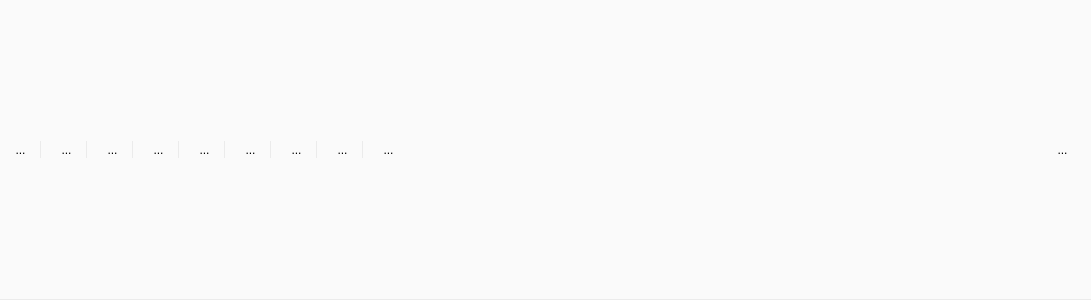
Qt form main/Navbar.ui (Komet/MediaElch) before a commit.
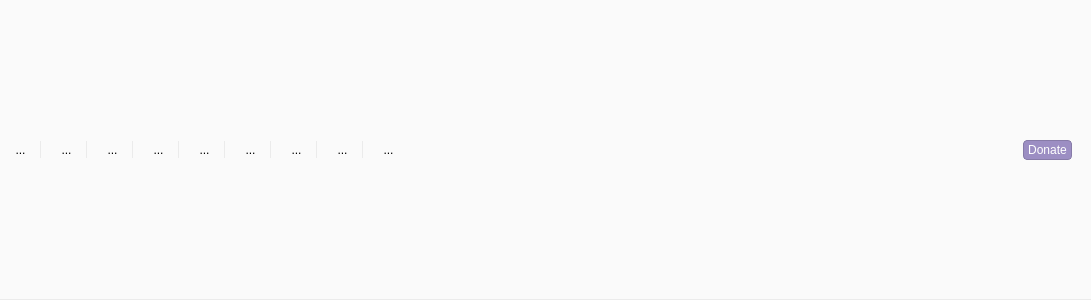
The same form after that commit. Icons and pictures are not drawn. Custom widgets are drawn as their Qt base class.

Commit message: Updated navbar icons

Diff of the .ui file:
```diff
--- a/main/Navbar.ui
+++ b/main/Navbar.ui
@@ -45,7 +45,7 @@
 	border-bottom: 1px solid #ebebeb;
 }</string>
      </property>
-     <layout class="QHBoxLayout" name="horizontalLayout_2" stretch="0,0,0,0,0,0,0,0,0,0,1,0">
+     <layout class="QHBoxLayout" name="horizontalLayout_2" stretch="0,0,0,0,0,0,0,0,0,0,1,0,0">
       <item>
        <widget class="QToolButton" name="btnSearch">
         <property name="toolTip">
@@ -109,26 +109,6 @@
         </property>
        </widget>
       </item>
-      <item>
-       <widget class="QToolButton" name="btnReload">
-        <property name="toolTip">
-         <string>Reload</string>
-        </property>
-        <property name="text">
-         <string>...</string>
-        </property>
-        <property name="icon">
-         <iconset resource="../MediaElch.qrc">
-          <normaloff>:/img/arrow_circle_right.png</normaloff>:/img/arrow_circle_right.png</iconset>
-        </property>
-        <property name="iconSize">
-         <size>
-          <width>20</width>
-          <height>20</height>
-         </size>
-        </property>
-       </widget>
-      </item>
       <item>
        <widget class="QToolButton" name="btnRename">
         <property name="toolTip">
@@ -149,26 +129,6 @@
         </property>
        </widget>
       </item>
-      <item>
-       <widget class="QToolButton" name="btnSettings">
-        <property name="toolTip">
-         <string>Settings</string>
-        </property>
-        <property name="text">
-         <string>...</string>
-        </property>
-        <property name="icon">
-         <iconset resource="../MediaElch.qrc">
-          <normaloff>:/img/spanner.png</normaloff>:/img/spanner.png</iconset>
-        </property>
-        <property name="iconSize">
-         <size>
-          <width>20</width>
-          <height>20</height>
-         </size>
-        </property>
-       </widget>
-      </item>
       <item>
        <widget class="QToolButton" name="btnSync">
         <property name="toolTip">
@@ -209,6 +169,46 @@
         </property>
        </widget>
       </item>
+      <item>
+       <widget class="QToolButton" name="btnReload">
+        <property name="toolTip">
+         <string>Reload</string>
+        </property>
+        <property name="text">
+         <string>...</string>
+        </property>
+        <property name="icon">
+         <iconset resource="../MediaElch.qrc">
+          <normaloff>:/img/arrow_circle_right.png</normaloff>:/img/arrow_circle_right.png</iconset>
+        </property>
+        <property name="iconSize">
+         <size>
+          <width>20</width>
+          <height>20</height>
+         </size>
+        </property>
+       </widget>
+      </item>
+      <item>
+       <widget class="QToolButton" name="btnSettings">
+        <property name="toolTip">
+         <string>Settings</string>
+        </property>
+        <property name="text">
+         <string>...</string>
+        </property>
+        <property name="icon">
+         <iconset resource="../MediaElch.qrc">
+          <normaloff>:/img/spanner.png</normaloff>:/img/spanner.png</iconset>
+        </property>
+        <property name="iconSize">
+         <size>
+          <width>20</width>
+          <height>20</height>
+         </size>
+        </property>
+       </widget>
+      </item>
       <item>
        <widget class="QToolButton" name="btnAbout">
         <property name="toolTip">
@@ -258,30 +258,59 @@
        </widget>
       </item>
       <item>
-       <widget class="QToolButton" name="btnDonate">
-        <property name="toolTip">
+       <widget class="QPushButton" name="btnDonate">
+        <property name="cursor">
+         <cursorShape>PointingHandCursor</cursorShape>
+        </property>
+        <property name="styleSheet">
+         <string notr="true">QPushButton {
+	background-color: #428BCA;
+	border: 1px solid #357EBD;
+	border-radius: 4px;
+	color: #ffffff;
+	font-family: Helvetica Neue;
+	padding: 2px;
+	padding-left: 4px;
+	padding-right: 4px;
+
+	background-color: #D9534F;
+	border-color: #D43F3A;
+
+	background-color: #9c8ec3;
+	border-color: #877ba8;
+}</string>
+        </property>
+        <property name="text">
          <string>Donate</string>
         </property>
-        <property name="styleSheet">
-         <string notr="true">QToolButton {
-	border: 0;
-}</string>
-        </property>
-        <property name="text">
-         <string>...</string>
-        </property>
         <property name="icon">
          <iconset resource="../MediaElch.qrc">
           <normaloff>:/img/heart.png</normaloff>:/img/heart.png</iconset>
         </property>
         <property name="iconSize">
          <size>
-          <width>20</width>
-          <height>20</height>
+          <width>12</width>
+          <height>12</height>
          </size>
         </property>
        </widget>
       </item>
+      <item>
+       <spacer name="horizontalSpacer_2">
+        <property name="orientation">
+         <enum>Qt::Horizontal</enum>
+        </property>
+        <property name="sizeType">
+         <enum>QSizePolicy::Fixed</enum>
+        </property>
+        <property name="sizeHint" stdset="0">
+         <size>
+          <width>10</width>
+          <height>20</height>
+         </size>
+        </property>
+       </spacer>
+      </item>
      </layout>
     </widget>
    </item>
```
Left out of the diff: 6 changed lines with no effect on the pictures. The commit also changes 5 other files.
